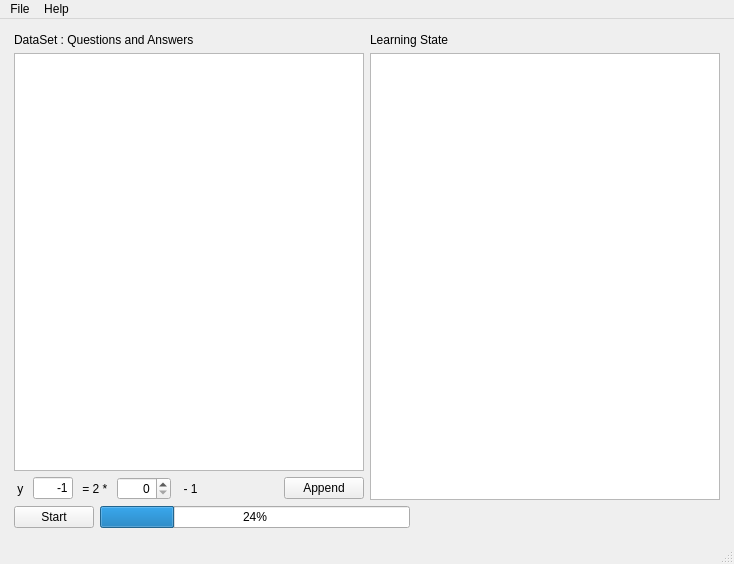
Before: the Qt Designer form python_src/30_tensor_flow_ex/ex01_y_2x_1/tf_104_y_2x_1_qt.ui in openvisual/open-visual-machine-learning, drawn with Qt 5.
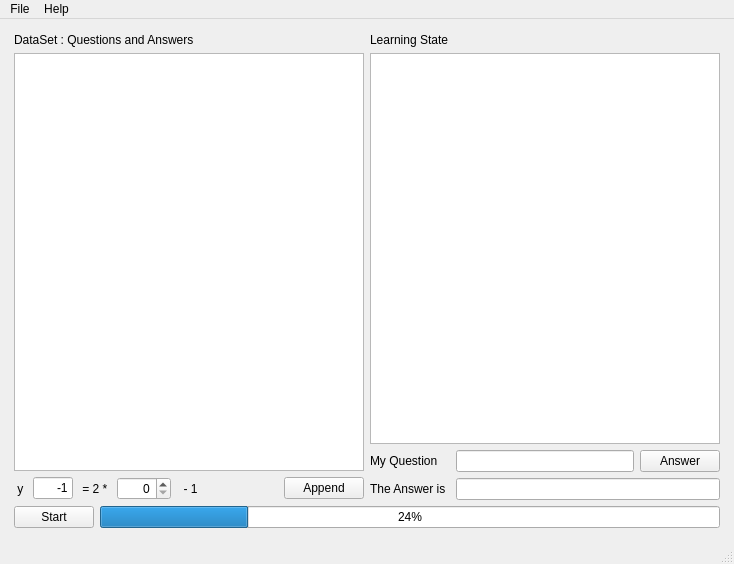
After: the same form once the commit is applied.

What changed in the file:
```diff
--- a/python_src/30_tensor_flow_ex/ex01_y_2x_1/tf_104_y_2x_1_qt.ui
+++ b/python_src/30_tensor_flow_ex/ex01_y_2x_1/tf_104_y_2x_1_qt.ui
@@ -137,6 +137,61 @@
           <item>
            <widget class="QTextEdit" name="learningState"/>
           </item>
+          <item>
+           <layout class="QVBoxLayout" name="verticalLayout">
+            <item>
+             <layout class="QHBoxLayout" name="horizontalLayout_2">
+              <item>
+               <widget class="QLabel" name="label_6">
+                <property name="minimumSize">
+                 <size>
+                  <width>80</width>
+                  <height>0</height>
+                 </size>
+                </property>
+                <property name="text">
+                 <string>My Question</string>
+                </property>
+               </widget>
+              </item>
+              <item>
+               <widget class="QLineEdit" name="myQuestion"/>
+              </item>
+              <item>
+               <widget class="QPushButton" name="answer">
+                <property name="text">
+                 <string>Answer</string>
+                </property>
+               </widget>
+              </item>
+             </layout>
+            </item>
+            <item>
+             <layout class="QHBoxLayout" name="horizontalLayout">
+              <item>
+               <widget class="QLabel" name="label_7">
+                <property name="minimumSize">
+                 <size>
+                  <width>80</width>
+                  <height>0</height>
+                 </size>
+                </property>
+                <property name="text">
+                 <string>The Answer is </string>
+                </property>
+               </widget>
+              </item>
+              <item>
+               <widget class="QLineEdit" name="theAnswer">
+                <property name="readOnly">
+                 <bool>true</bool>
+                </property>
+               </widget>
+              </item>
+             </layout>
+            </item>
+           </layout>
+          </item>
          </layout>
         </item>
        </layout>
@@ -152,23 +207,16 @@
         </item>
         <item>
          <widget class="QProgressBar" name="progressBar">
-          <property name="value">
-           <number>24</number>
-          </property>
-         </widget>
-        </item>
-        <item>
-         <spacer name="horizontalSpacer">
-          <property name="orientation">
-           <enum>Qt::Horizontal</enum>
-          </property>
-          <property name="sizeHint" stdset="0">
+          <property name="minimumSize">
            <size>
-            <width>40</width>
-            <height>20</height>
+            <width>0</width>
+            <height>0</height>
            </size>
           </property>
-         </spacer>
+          <property name="value">
+           <number>24</number>
+          </property>
+         </widget>
         </item>
        </layout>
       </item>
```
Left out of the diff: 2 changed lines with no effect on the pictures.
